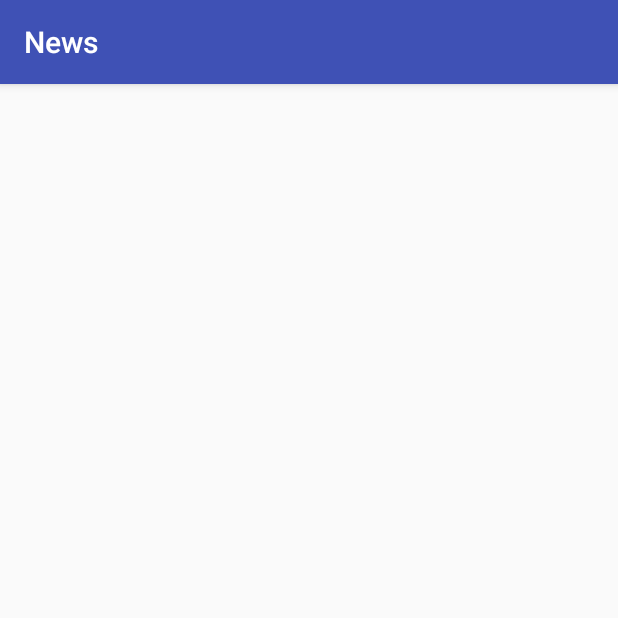
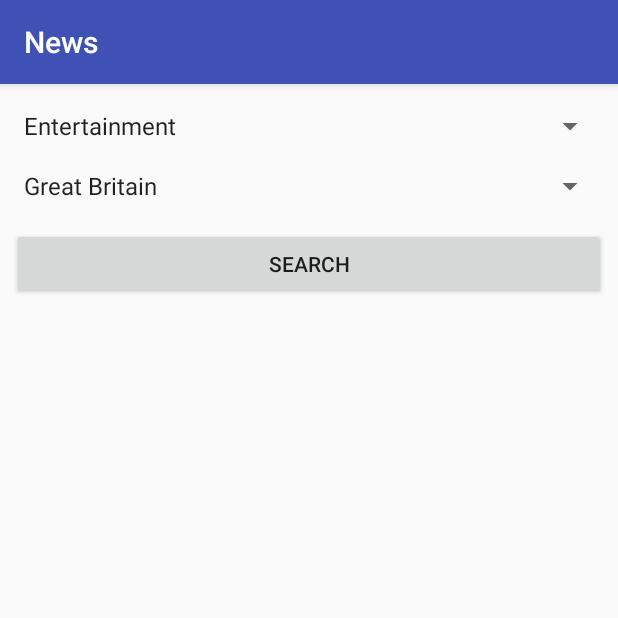
Before and after one commit to rimeljammal/Mobile-Midterm, an Android app: the screen it shows after launch (MainActivity), on a phone screen of 412 x 824 dp, the top half of it. Run offline under Robolectric (Android 15) with nearby library versions, the phone set to English and light mode, and no system bars.

```diff
--- a/app/build.gradle
+++ b/app/build.gradle
@@ -34,4 +34,5 @@ dependencies {
 
     compile 'com.google.code.gson:gson:2.8.1'
 
+    implementation 'com.android.support:recyclerview-v7:26.0.0-beta1'
 }
--- a/app/src/main/java/com/example/news/activities/MainActivity.java
+++ b/app/src/main/java/com/example/news/activities/MainActivity.java
@@ -1,15 +1,83 @@
 package com.example.news.activities;
 
+import android.content.Context;
 import android.support.v7.app.AppCompatActivity;
 import android.os.Bundle;
+import android.view.View;
+import android.widget.ArrayAdapter;
+import android.widget.Button;
+import android.widget.Spinner;
+import android.widget.Toast;
 
 import com.example.news.R;
 
 public class MainActivity extends AppCompatActivity {
 
+    Spinner types, countries;
+    Button search;
+    ArrayAdapter<CharSequence> types_adapter, countries_adapter;
+
     @Override
     protected void onCreate(Bundle savedInstanceState) {
         super.onCreate(savedInstanceState);
         setContentView(R.layout.activity_main);
+
+        types = findViewById(R.id.type);
+        types_adapter = ArrayAdapter.createFromResource(this, R.array.news_types, android.R.layout.simple_spinner_item);
+        types_adapter.setDropDownViewResource(android.R.layout.simple_spinner_dropdown_item);
+        types.setAdapter(types_adapter);
+
+        countries = findViewById(R.id.country);
+        countries_adapter = ArrayAdapter.createFromResource(this, R.array.news_countries, android.R.layout.simple_spinner_item);
+        countries_adapter.setDropDownViewResource(android.R.layout.simple_spinner_dropdown_item);
+        countries.setAdapter(countries_adapter);
+
+        View.OnClickListener listener = new View.OnClickListener() {
+            @Override
+            public void onClick(View view) {
+                int type = types.getSelectedItemPosition();
+                int country = countries.getSelectedItemPosition();
+
+                Context context = getApplicationContext();
+
+                Toast toast = Toast.makeText(context, type + " " + country, Toast.LENGTH_SHORT);
+                toast.show();
+
+                String genre, location;
+
+                if(type == 0)
+                    genre = "entertainment";
+                if (country == 0)
+                    location = "gb";
+
+                if(type == 1)
+                    genre = "sports";
+                if (country == 1)
+                    location = "us";
+
+                if(type == 2)
+                    genre = "general";
+                if (country == 2)
+                    location = "fr";
+
+                if(type == 3)
+                    genre = "health";
+                if (country == 3)
+                    location = "it";
+
+                if(type == 4)
+                    genre = "science";
+
+                if(type == 5)
+                    genre = "technology";
+
+                if(type == 6)
+                    genre = "business";
+            }
+        };
+
+        search = findViewById(R.id.search);
+        search.setOnClickListener(listener);
+
     }
 }
--- a/app/src/main/res/layout/activity_main.xml
+++ b/app/src/main/res/layout/activity_main.xml
@@ -7,5 +7,48 @@
     tools:context="com.example.news.activities.MainActivity">
 
 
+    <Spinner
+        android:id="@+id/country"
+        android:layout_width="match_parent"
+        android:layout_height="wrap_content"
+        android:layout_marginEnd="8dp"
+        android:layout_marginStart="8dp"
+        android:layout_marginTop="16dp"
+        app:layout_constraintEnd_toEndOf="parent"
+        app:layout_constraintStart_toStartOf="parent"
+        app:layout_constraintTop_toBottomOf="@+id/type" />
 
+    <Spinner
+        android:id="@+id/type"
+        android:layout_width="match_parent"
+        android:layout_height="wrap_content"
+        android:layout_marginEnd="8dp"
+        android:layout_marginStart="8dp"
+        android:layout_marginTop="16dp"
+        app:layout_constraintEnd_toEndOf="parent"
+        app:layout_constraintHorizontal_bias="1.0"
+        app:layout_constraintStart_toStartOf="parent"
+        app:layout_constraintTop_toTopOf="parent" />
+
+    <Button
+        android:id="@+id/search"
+        android:layout_width="0dp"
+        android:layout_height="wrap_content"
+        android:layout_marginEnd="8dp"
+        android:layout_marginStart="8dp"
+        android:layout_marginTop="16dp"
+        android:text="@string/search"
+        app:layout_constraintEnd_toEndOf="parent"
+        app:layout_constraintHorizontal_bias="0.4"
+        app:layout_constraintStart_toStartOf="parent"
+        app:layout_constraintTop_toBottomOf="@+id/country" />
+
+    <android.support.v7.widget.RecyclerView
+        android:id="@+id/list"
+        android:layout_width="368dp"
+        android:layout_height="495dp"
+        app:layout_constraintBottom_toBottomOf="parent"
+        app:layout_constraintEnd_toEndOf="parent"
+        app:layout_constraintStart_toStartOf="parent"
+        app:layout_constraintTop_toTopOf="parent" />
 </android.support.constraint.ConstraintLayout>
--- a/app/src/main/res/values/strings.xml
+++ b/app/src/main/res/values/strings.xml
@@ -1,3 +1,23 @@
 <resources>
+
     <string name="app_name">News</string>
+    <string name="search">Search</string>
+
+    <string-array name="news_types">
+        <item>Entertainment</item>
+        <item>Sports</item>
+        <item>General</item>
+        <item>Health</item>
+        <item>Science</item>
+        <item>Technology</item>
+        <item>Business</item>
+    </string-array>
+
+    <string-array name="news_countries">
+        <item>Great Britain</item>
+        <item>America</item>
+        <item>France</item>
+        <item>Italy</item>
+    </string-array>
+
 </resources>
```
Also changed, not shown: app/src/main/java/com/example/news/api/ApiManager.java (+6 -2 lines), app/src/main/java/com/example/news/models/Article.java (added, +73 -0 lines), app/src/main/java/com/example/news/models/NewsApiResponse.java (added, +16 -0 lines), app/src/main/java/com/example/news/models/Source.java (added, +29 -0 lines), app/src/main/res/layout/item_layout.xml (added, +68 -0 lines).
